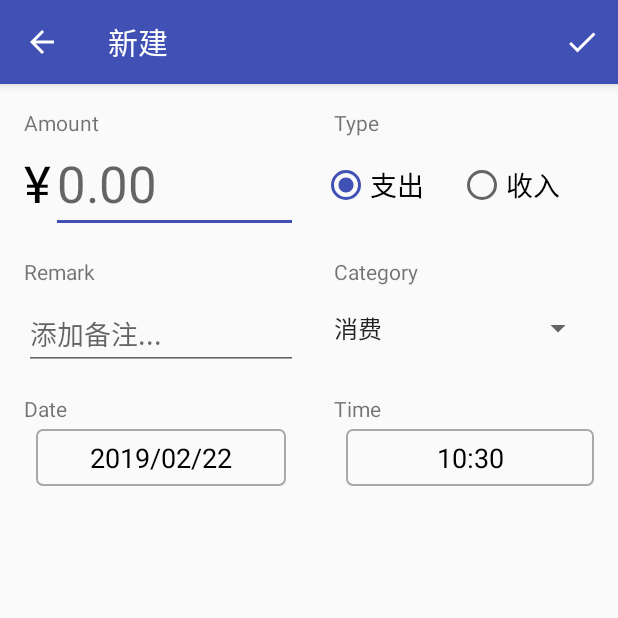
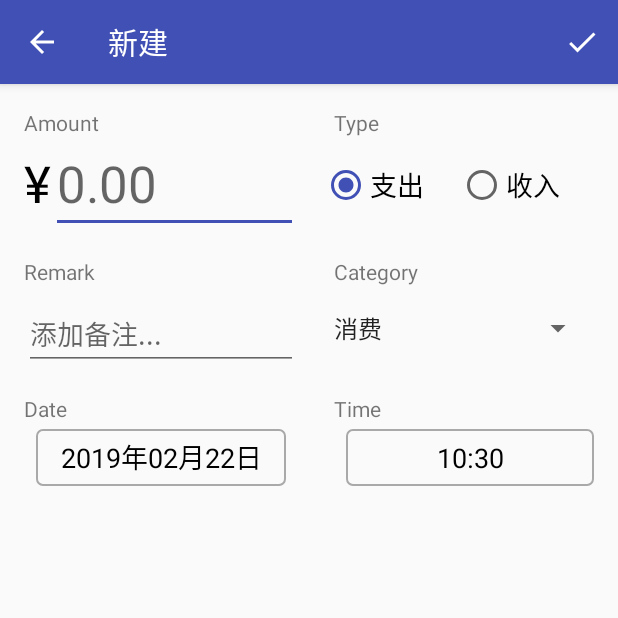
Before and after one commit to qyanzh/Keeper, an Android app: the screen it shows after launch (EditBillActivity), after a tap on an icon or button, on a phone screen of 412 x 824 dp, the top half of it. Run offline under Robolectric (Android 15) with nearby library versions, the phone set to English and light mode, and no system bars; libraries missing offline, so code that uses them is left out: com.timehop.stickyheadersrecyclerview, org.litepal, org.litepal.crud; 5 statements that could not run were skipped.

Commit message:
- add: time title.

```diff
--- a/app/build.gradle
+++ b/app/build.gradle
@@ -33,8 +33,8 @@ dependencies {
     implementation 'com.android.support:percent:28.0.0'
     implementation 'org.litepal.android:java:3.0.0'
     implementation 'de.hdodenhof:circleimageview:3.0.0'
-    implementation 'com.github.andyken:moneytextview:1.2'
     implementation 'com.android.support:support-v4:28.0.0'
+    implementation 'com.timehop.stickyheadersrecyclerview:library:[0.4.3]@aar'
     testImplementation 'junit:junit:4.12'
     implementation "org.jetbrains.kotlin:kotlin-stdlib-jdk7:$kotlin_version"
 }
--- a/app/src/main/java/com/example/keeper/Bill.java
+++ b/app/src/main/java/com/example/keeper/Bill.java
@@ -1,11 +1,8 @@
 package com.example.keeper;
 
 import org.litepal.crud.LitePalSupport;
-
-import java.text.SimpleDateFormat;
 import java.util.Calendar;
 import java.util.Comparator;
-import java.util.Date;
 
 
 public class Bill extends LitePalSupport implements Cloneable {
@@ -14,10 +11,7 @@ public class Bill extends LitePalSupport implements Cloneable {
 
         @Override
         public int compare(Bill o1, Bill o2) {
-            if(o2.timeMills  > o1.timeMills) return 1;
-            if(o2.timeMills == o1.timeMills) return 0;
-            if(o2.timeMills  < o1.timeMills) return -1;
-            return 0;
+            return Long.compare(o2.timeMills, o1.timeMills);
         }
     }
 
@@ -26,11 +20,11 @@ public class Bill extends LitePalSupport implements Cloneable {
     public static final boolean PAYOUT = false;
 
     public static String[] incomeCategory = {
-            "转账","生活费", "红包","奖学金", "兼职","其它"
+            "转账", "生活费", "红包", "奖学金", "工资", "其它"
     };
 
     public static String[] payoutCategory = {
-            "消费", "三餐", "夜宵", "食物", "缴费","转账", "购物", "娱乐", "学习", "出行", "电影", "聚餐","其它"
+            "消费", "餐饮", "缴费", "转账", "购物", "娱乐", "学习", "出行", "电影", "聚餐", "其它"
     };
 
 
--- a/app/src/main/java/com/example/keeper/EditBillActivity.java
+++ b/app/src/main/java/com/example/keeper/EditBillActivity.java
@@ -26,7 +26,6 @@ import android.widget.Toast;
 
 import org.litepal.LitePal;
 
-import java.text.SimpleDateFormat;
 import java.util.ArrayList;
 import java.util.Arrays;
 import java.util.Calendar;
@@ -46,8 +45,6 @@ public class EditBillActivity extends AppCompatActivity {
     ArrayAdapter<String> spinnerAdapter;
     static Button buttonChooseDate;
     static Button buttonChooseTime;
-    static SimpleDateFormat dateFormat = new SimpleDateFormat("yyyy/MM/dd");
-    static SimpleDateFormat timeFormat = new SimpleDateFormat("HH:mm");
     static Bill bill;
     String action;
     int prePosition;
@@ -94,7 +91,7 @@ public class EditBillActivity extends AppCompatActivity {
 
     @Override
     public boolean onCreateOptionsMenu(Menu menu) {
-        getMenuInflater().inflate(R.menu.edit_bill_menu, menu);
+        getMenuInflater().inflate(R.menu.edit_bill, menu);
         return true;
     }
 
@@ -262,8 +259,8 @@ public class EditBillActivity extends AppCompatActivity {
         buttonChooseTime.setOnClickListener(this::showTimePickerDialog);
         Calendar c = Calendar.getInstance();
         c.setTimeInMillis(bill.getTimeMills());
-        buttonChooseDate.setText(dateFormat.format(c.getTime()));
-        buttonChooseTime.setText(timeFormat.format(c.getTime()));
+        buttonChooseDate.setText(MyDateFormat.normalDateFormatter.format(c.getTime()));
+        buttonChooseTime.setText(MyDateFormat.timeFormatter.format(c.getTime()));
     }
 
 
@@ -280,7 +277,6 @@ public class EditBillActivity extends AppCompatActivity {
 
     public static class TimePickerFragment extends DialogFragment
             implements TimePickerDialog.OnTimeSetListener {
-
 
         @Override
         public Dialog onCreateDialog(Bundle savedInstanceState) {
@@ -302,13 +298,12 @@ public class EditBillActivity extends AppCompatActivity {
             int day = c.get(Calendar.DAY_OF_MONTH);
             c.set(year, month, day, hourOfDay, minute);
             bill.setTime(c.getTimeInMillis());
-            buttonChooseTime.setText(timeFormat.format(c.getTime()));
+            buttonChooseTime.setText(MyDateFormat.timeFormatter.format(c.getTime()));
         }
     }
 
     public static class DatePickerFragment extends DialogFragment
             implements DatePickerDialog.OnDateSetListener {
-
 
         @Override
         public Dialog onCreateDialog(Bundle savedInstanceState) {
@@ -325,7 +320,7 @@ public class EditBillActivity extends AppCompatActivity {
             Calendar c = Calendar.getInstance();
             c.set(year, month, day, bill.getHour(), bill.getMinute());
             bill.setTime(c.getTimeInMillis());
-            buttonChooseDate.setText(dateFormat.format(c.getTime()));
+            buttonChooseDate.setText(MyDateFormat.normalDateFormatter.format(c.getTime()));
         }
 
     }
--- a/app/src/main/java/com/example/keeper/HomeFragment.java
+++ b/app/src/main/java/com/example/keeper/HomeFragment.java
@@ -1,7 +1,6 @@
 package com.example.keeper;
 
 import android.content.Intent;
-import android.graphics.Color;
 import android.os.Bundle;
 import android.support.annotation.NonNull;
 import android.support.annotation.Nullable;
@@ -9,12 +8,13 @@ import android.support.design.widget.FloatingActionButton;
 import android.support.v4.app.Fragment;
 import android.support.v7.widget.LinearLayoutManager;
 import android.support.v7.widget.RecyclerView;
-import android.support.v7.widget.Toolbar;
 import android.util.Log;
 import android.view.LayoutInflater;
 import android.view.View;
 import android.view.ViewGroup;
 import android.widget.Toast;
+
+import com.timehop.stickyheadersrecyclerview.StickyRecyclerHeadersDecoration;
 
 import org.litepal.LitePal;
 
@@ -38,7 +38,7 @@ public class HomeFragment extends Fragment {
     @Override
     public View onCreateView(@NonNull LayoutInflater inflater, @Nullable ViewGroup container, @Nullable Bundle savedInstanceState) {
         Log.d(TAG, "onCreateView: ");
-        view = inflater.inflate(R.layout.home_fragment, container, false);
+        view = inflater.inflate(R.layout.fragment_home, container, false);
         billList = getBillListFromDatabase();
         initView();
         return view;
@@ -46,10 +46,17 @@ public class HomeFragment extends Fragment {
 
     public void initView() {
         billRecyclerView = view.findViewById(R.id.include);
-        LinearLayoutManager linearLayoutManager = new LinearLayoutManager(getActivity());
-        billRecyclerView.setLayoutManager(linearLayoutManager);
+        billRecyclerView.setLayoutManager( new LinearLayoutManager(getActivity()));
         adapter = new BillAdapter(this, billList);
         billRecyclerView.setAdapter(adapter);
+        final StickyRecyclerHeadersDecoration headersDecoration = new StickyRecyclerHeadersDecoration(adapter);
+        billRecyclerView.addItemDecoration(headersDecoration);
+        adapter.registerAdapterDataObserver(new RecyclerView.AdapterDataObserver() {
+            @Override
+            public void onChanged() {
+                headersDecoration.invalidateHeaders();
+            }
+        });
 
         fab = view.findViewById(R.id.fab);
         fab.setOnClickListener(v -> addNewBill());
--- a/app/src/main/java/com/example/keeper/MainActivity.java
+++ b/app/src/main/java/com/example/keeper/MainActivity.java
@@ -1,10 +1,8 @@
 package com.example.keeper;
 
-import android.content.Context;
 import android.content.SharedPreferences;
 import android.os.Bundle;
 import android.support.design.widget.NavigationView;
-import android.support.design.widget.Snackbar;
 import android.support.v4.app.Fragment;
 import android.support.v4.app.FragmentTransaction;
 import android.support.v4.view.GravityCompat;
@@ -14,12 +12,8 @@ import android.support.v7.widget.Toolbar;
 import android.util.Log;
 import android.view.Menu;
 import android.view.MenuItem;
-import android.widget.Button;
-import android.widget.Toast;
 
 import org.litepal.LitePal;
-
-import java.util.List;
 
 public class MainActivity extends AppCompatActivity {
 
@@ -84,7 +78,7 @@ public class MainActivity extends AppCompatActivity {
 
     @Override
     public boolean onCreateOptionsMenu(Menu menu) {
-        getMenuInflater().inflate(R.menu.toolbar_menu,menu);
+        getMenuInflater().inflate(R.menu.toolbar,menu);
         return true;
     }
 
--- a/app/src/main/java/com/example/keeper/StatusFragment.java
+++ b/app/src/main/java/com/example/keeper/StatusFragment.java
@@ -9,13 +9,12 @@ import android.view.LayoutInflater;
 import android.view.View;
 import android.view.ViewGroup;
 import android.widget.Button;
-import android.widget.Toast;
 
 public class StatusFragment extends Fragment {
     @Nullable
     @Override
     public View onCreateView(@NonNull LayoutInflater inflater, @Nullable ViewGroup container, @Nullable Bundle savedInstanceState) {
-        View view = inflater.inflate(R.layout.status_fragment, container, false);
+        View view = inflater.inflate(R.layout.fragment_status, container, false);
         Button hey = view.findViewById(R.id.hey);
         hey.setOnClickListener(v->{
             Snackbar.make(view,"hey!",Snackbar.LENGTH_SHORT).show();
--- a/app/src/main/res/layout/activity_main.xml
+++ b/app/src/main/res/layout/activity_main.xml
@@ -38,7 +38,8 @@
             app:layout_constraintBottom_toBottomOf="parent"
             app:layout_constraintStart_toStartOf="parent"
             app:layout_constraintEnd_toEndOf="parent"
-            app:layout_constraintTop_toBottomOf="@id/appBarLayout" />
+            app:layout_constraintTop_toBottomOf="@id/appBarLayout" >
+        </FrameLayout>
 
     </android.support.constraint.ConstraintLayout>
 
@@ -48,7 +49,7 @@
         android:layout_height="match_parent"
         android:layout_gravity="start"
         app:headerLayout="@layout/nav_header"
-        app:menu="@menu/nav_menu"
+        app:menu="@menu/nav"
         android:theme="@style/ThemeOverlay.AppCompat.Light">
     </android.support.design.widget.NavigationView>
 
--- a/app/src/main/res/layout/empty_list.xml
+++ b/app/src/main/res/layout/empty_list.xml
@@ -1,7 +1,6 @@
 <?xml version="1.0" encoding="utf-8"?>
 <android.support.constraint.ConstraintLayout xmlns:android="http://schemas.android.com/apk/res/android"
     xmlns:app="http://schemas.android.com/apk/res-auto"
-    xmlns:tools="http://schemas.android.com/tools"
     android:layout_width="match_parent"
     android:layout_height="match_parent">
 
--- a/app/src/main/res/layout/status_fragment.xml
+++ b/app/src/main/res/layout/fragment_status.xml
@@ -16,4 +16,5 @@
         app:layout_constraintStart_toStartOf="parent"
         app:layout_constraintTop_toTopOf="parent" />
 
+
 </android.support.constraint.ConstraintLayout>
```
Also changed, not shown: app/src/main/java/com/example/keeper/BillAdapter.java (+25 -2 lines), app/src/main/java/com/example/keeper/MyDateFormat.java (+17 -13 lines), app/src/main/res/layout/header_time.xml (added, +23 -0 lines), app/src/main/res/layout/fragment_home.xml (renamed from app/src/main/res/layout/home_fragment.xml), app/src/main/res/menu/edit_bill.xml (renamed from app/src/main/res/menu/edit_bill_menu.xml), app/src/main/res/menu/nav.xml (renamed from app/src/main/res/menu/nav_menu.xml), app/src/main/res/menu/toolbar.xml (renamed from app/src/main/res/menu/toolbar_menu.xml).
